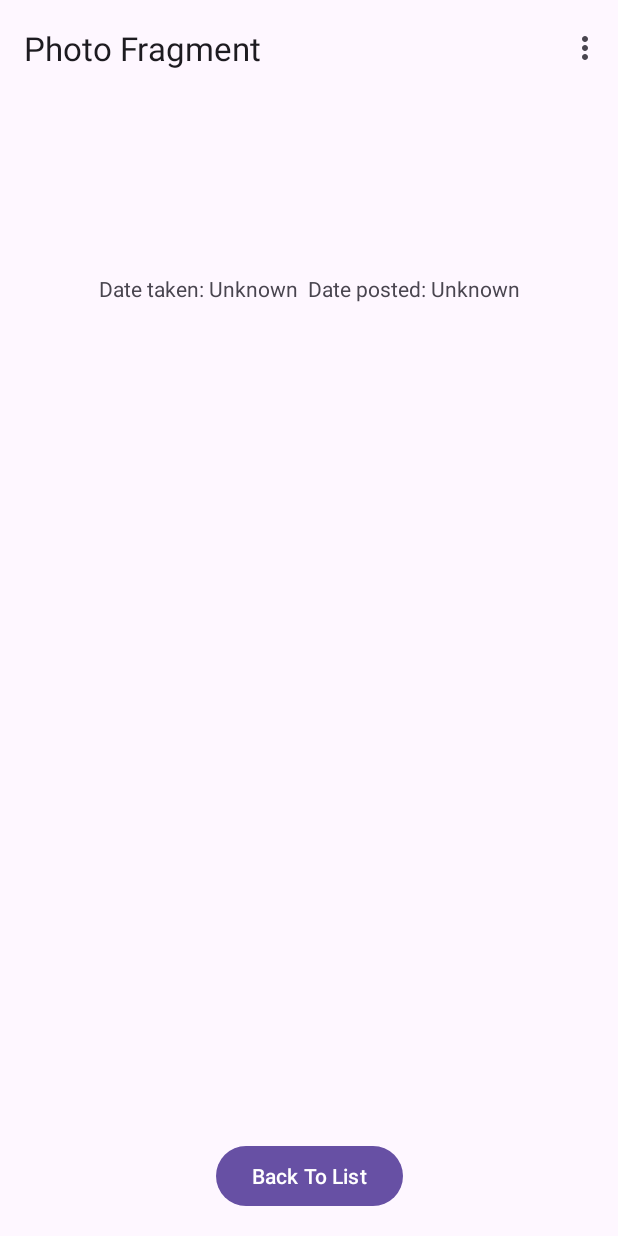
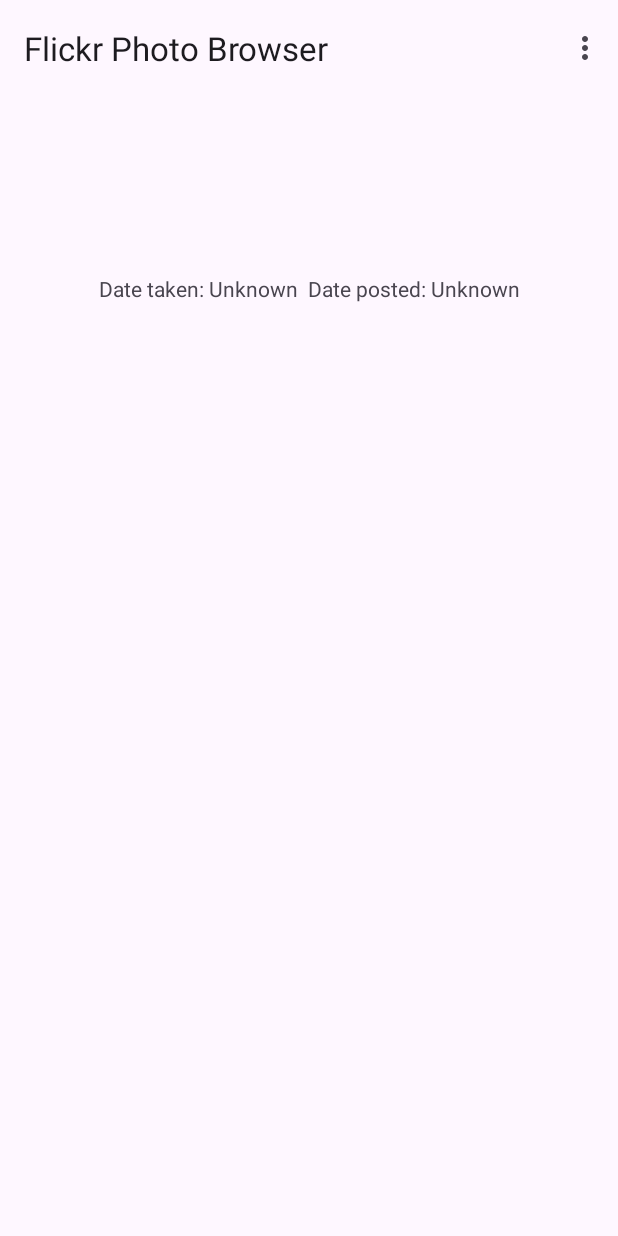
Before and after one commit to jrp55262/flickr-photo-browser, an Android app: the fragment PhotoDetailFragment placed in its activity, on a phone screen of 412 x 824 dp. Run offline under Robolectric (Android 15) with nearby library versions, the phone set to English and light mode, and no system bars; our stand-ins replace navigation-ui; pictures from the network do not load; 2 statements that could not run were skipped.

Commit message:
- Fix fencepost error in ViewModel (pages are 1-based,   not 0-based, so we were fetching the first page twice) - Add loading latency logic.  Currently just puts up a   toast when loading more photos, we'll turn this into a   spinner later - Fix formatting on list view so that long titles don't   run into the thumbnail - Remove "Back" button on detail page, best practice is just   to use the back navigation button instead.

```diff
--- a/app/src/main/java/com/example/flickrphotobrowser/model/PhotoDataRetriever.kt
+++ b/app/src/main/java/com/example/flickrphotobrowser/model/PhotoDataRetriever.kt
@@ -10,7 +10,7 @@ abstract class PhotoDataRetriever(
     val searchTag: String = "",
     val pageSize: Int = 10
 ) {
-    protected var currentPage = 0
+    protected var currentPage = 1
 
     /**
      * Retrieve photos from the data source.  This
--- a/app/src/main/java/com/example/flickrphotobrowser/view/PhotoDetailFragment.kt
+++ b/app/src/main/java/com/example/flickrphotobrowser/view/PhotoDetailFragment.kt
@@ -34,10 +34,6 @@ class PhotoDetailFragment : Fragment() {
     override fun onViewCreated(view: View, savedInstanceState: Bundle?) {
         super.onViewCreated(view, savedInstanceState)
 
-        binding.backToListButton.setOnClickListener {
-            findNavController().navigate(R.id.action_DetailFragment_to_PhotoFragment)
-        }
-
         val title = arguments?.getString("photoTitle")
         val imageUrl = arguments?.getString("photoImageUrl")
         val description = arguments?.getString("photoDescription")
--- a/app/src/main/java/com/example/flickrphotobrowser/view/PhotoListFragment.kt
+++ b/app/src/main/java/com/example/flickrphotobrowser/view/PhotoListFragment.kt
@@ -44,13 +44,20 @@ class PhotoListFragment : Fragment() {
 
     override fun onViewCreated(view: View, savedInstanceState: Bundle?) {
         super.onViewCreated(view, savedInstanceState)
-
+        var was_loading = false
         binding.photoList.adapter = listViewAdapter
         binding.photoList.layoutManager = LinearLayoutManager(view.context)
 
         viewModel = ViewModelProvider(this).get(PhotoListViewModel::class.java)
         viewModel.photos.observe(viewLifecycleOwner, Observer { photos ->
             listViewAdapter.updateData(photos)
+        })
+
+        viewModel.loading.observe(viewLifecycleOwner, Observer { loading ->
+            if (loading && !was_loading) {
+                Toast.makeText(view.context, "Loading Photos...", Toast.LENGTH_SHORT).show()
+            }
+            was_loading = loading
         })
 
         // Detect vertical overscroll, load more photos if available.
@@ -65,12 +72,9 @@ class PhotoListFragment : Fragment() {
         })
     }
 
-    // Called when the user taps on an entry; navigates
-    // to the detail fragment
-    fun onClickCallback(photoData: PhotoData) {
-        findNavController().navigate(R.id.action_PhotoFragment_to_DetailFragment)
+    override fun onResume() {
+        super.onResume()
     }
-
 
     override fun onDestroyView() {
         super.onDestroyView()
--- a/app/src/main/java/com/example/flickrphotobrowser/viewmodel/PhotoListViewModel.kt
+++ b/app/src/main/java/com/example/flickrphotobrowser/viewmodel/PhotoListViewModel.kt
@@ -14,13 +14,16 @@ import kotlinx.coroutines.launch
 class PhotoListViewModel(): ViewModel() {
 
     val photos = MutableLiveData<List<PhotoData>>()
-    private val photoRetriever = FlickrPhotoDataRetriever("moon", 5)
+    val loading = MutableLiveData<Boolean>()
+    private val photoRetriever = FlickrPhotoDataRetriever("moon", 50)
 
     // Run this on the IO thread in case the underlying retriever
     // needs to do so
     fun getMorePhotos() {
+        loading.postValue(true)
         CoroutineScope(Dispatchers.IO).launch {
             val newPhotos = photoRetriever.getMorePhotos()
+            loading.postValue(false)
             if (newPhotos.size > 0) {
                 photos.postValue(photos.value?.toMutableList()?.plus(newPhotos) ?: newPhotos)
             }
@@ -29,6 +32,7 @@ class PhotoListViewModel(): ViewModel() {
 
     init {
         // timerLoop()
+        loading.value = false
         getMorePhotos()
     }
 
--- a/app/src/main/res/layout/photo_detail_fragment.xml
+++ b/app/src/main/res/layout/photo_detail_fragment.xml
@@ -51,12 +51,4 @@
         app:layout_constraintStart_toStartOf="parent"
         app:layout_constraintTop_toBottomOf="@+id/photoDisplayDescription" />
 
-    <Button
-        android:id="@+id/backToListButton"
-        android:layout_width="wrap_content"
-        android:layout_height="wrap_content"
-        android:text="Back To List"
-        app:layout_constraintBottom_toBottomOf="parent"
-        app:layout_constraintEnd_toEndOf="parent"
-        app:layout_constraintStart_toStartOf="parent" />
 </androidx.constraintlayout.widget.ConstraintLayout>
--- a/app/src/main/res/values/dimens.xml
+++ b/app/src/main/res/values/dimens.xml
@@ -1,3 +1,5 @@
 <resources>
     <dimen name="fab_margin">16dp</dimen>
+    <dimen name="thumbnail_width">100dp</dimen>
+    <dimen name="thumbnail_height">100dp</dimen>
 </resources>
--- a/app/src/main/res/values/strings.xml
+++ b/app/src/main/res/values/strings.xml
@@ -2,10 +2,11 @@
     <string name="app_name">FlickrPhotoBrowser</string>
     <string name="action_settings">Settings</string>
     <!-- Strings used for fragments for navigation -->
-    <string name="photo_list_fragment_label">Photo Fragment</string>
-    <string name="photo_detail_fragment_label">Detail Fragment</string>
+    <string name="photo_list_fragment_label">Flickr Photo Browser</string>
+    <string name="photo_detail_fragment_label">Photo Details</string>
     <string name="next">Next</string>
     <string name="previous">Previous</string>
+    <string name="search_hint">Search for photos</string>
 
     <string name="no_content">Photo List Will Go Here</string>
     <string name="no_photo">Photo Details Will Go Here</string>
```
Also changed, not shown: app/src/main/res/layout/photo_list_item.xml (+6 -5 lines).
